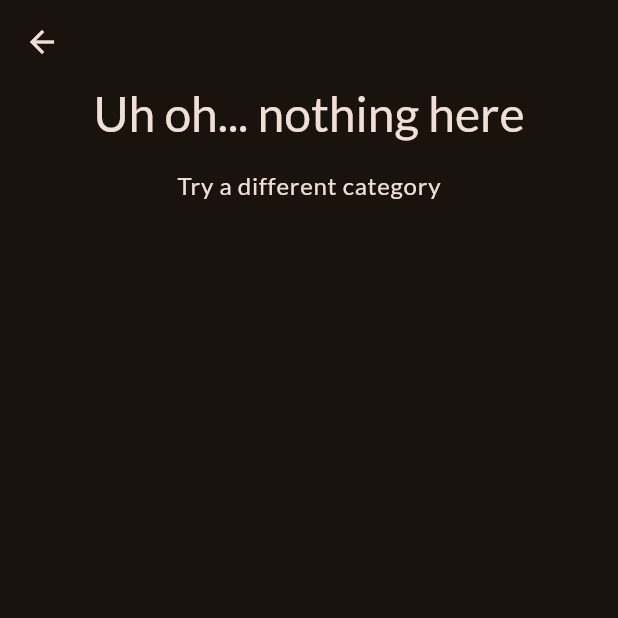
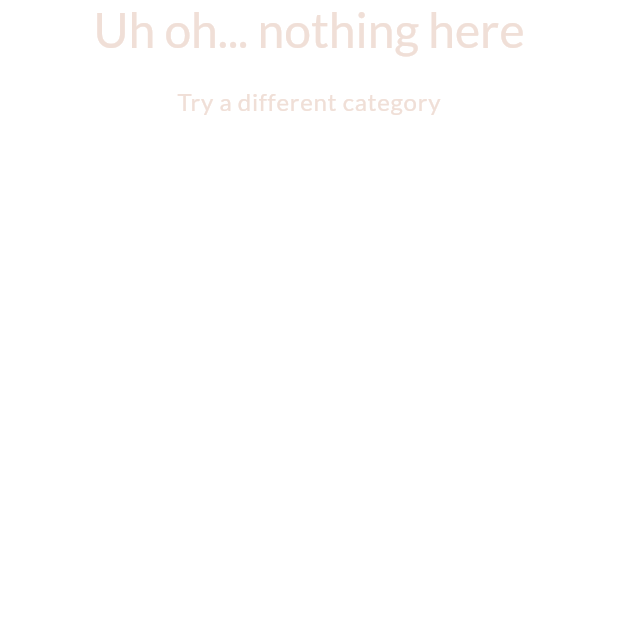
Before and after one commit to KritMukul/meal_app, a Flutter app: the MealsScreen screen opened directly with empty values, on a phone screen of 412 x 824 dp, the top half of it. Run offline on Flutter 3.47's test engine with Material 3 defaults, Android fonts, the phone set to English and light mode, and no system bars; our stand-ins replace google_fonts, transparent_image.

```diff
--- a/lib/main.dart
+++ b/lib/main.dart
@@ -1,7 +1,7 @@
 import 'package:flutter/material.dart';
 
 import 'package:google_fonts/google_fonts.dart';
-import 'package:meal_app/screens/categories.dart';
+import 'package:meal_app/screens/tabs.dart';
 
 
 final theme = ThemeData(
@@ -22,6 +22,6 @@ class App extends StatelessWidget {
 
   @override
   Widget build(BuildContext context) {
-    return MaterialApp(theme: theme, home: CategoriesScreen());
+    return MaterialApp(theme: theme, home: TabsScreen());
   }
 }
--- a/lib/screens/categories.dart
+++ b/lib/screens/categories.dart
@@ -24,9 +24,7 @@ class CategoriesScreen extends StatelessWidget {
 
   @override
   Widget build(BuildContext context) {
-    return Scaffold(
-      appBar: AppBar(title: Text('Pick your category')),
-      body: GridView(
+    return GridView(
       padding: EdgeInsets.all(24),
       gridDelegate: SliverGridDelegateWithFixedCrossAxisCount(
         crossAxisCount: 2,
@@ -43,7 +41,6 @@ class CategoriesScreen extends StatelessWidget {
             },
           ),
       ],
-      ),
     );
   }
 }
--- a/lib/screens/meals.dart
+++ b/lib/screens/meals.dart
@@ -4,9 +4,9 @@ import 'package:meal_app/screens/meal_details.dart';
 import 'package:meal_app/widgets/meal_item.dart';
 
 class MealsScreen extends StatelessWidget {
-  const MealsScreen({super.key, required this.title, required this.meals});
+  const MealsScreen({super.key, this.title, required this.meals});
 
-  final String title;
+  final String? title;
   final List<Meal> meals;
 
   void selectMeal(BuildContext context, Meal meal) {
@@ -49,6 +49,10 @@ class MealsScreen extends StatelessWidget {
       );
     }
 
-    return Scaffold(appBar: AppBar(title: Text(title)), body: content);
+    if (title == null) {
+      return content;
+    }
+
+    return Scaffold(appBar: AppBar(title: Text(title!)), body: content);
   }
 }
```
Lines whose indentation alone changed are shown as unchanged.
